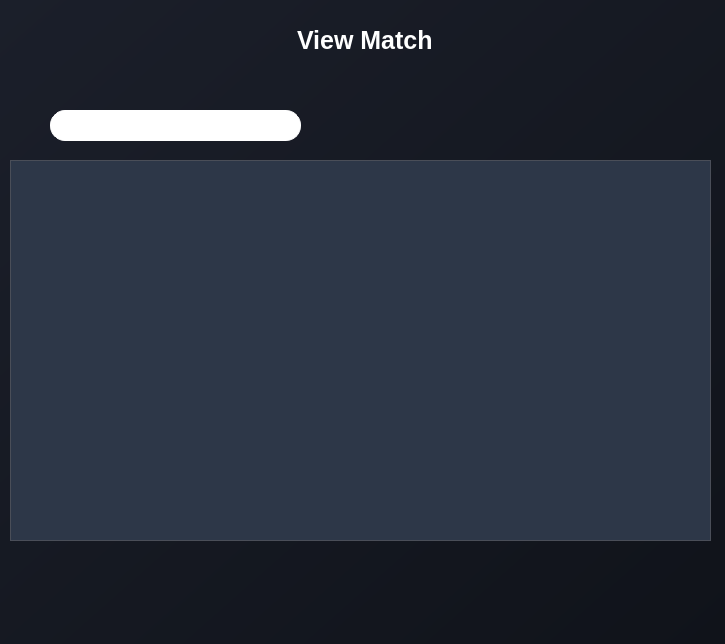
The window that userui/displaymatch_coach.ui (Azer-khadhraoui/ALDAWRY-FOOTBALL) describes before a commit, drawn with Qt 5.
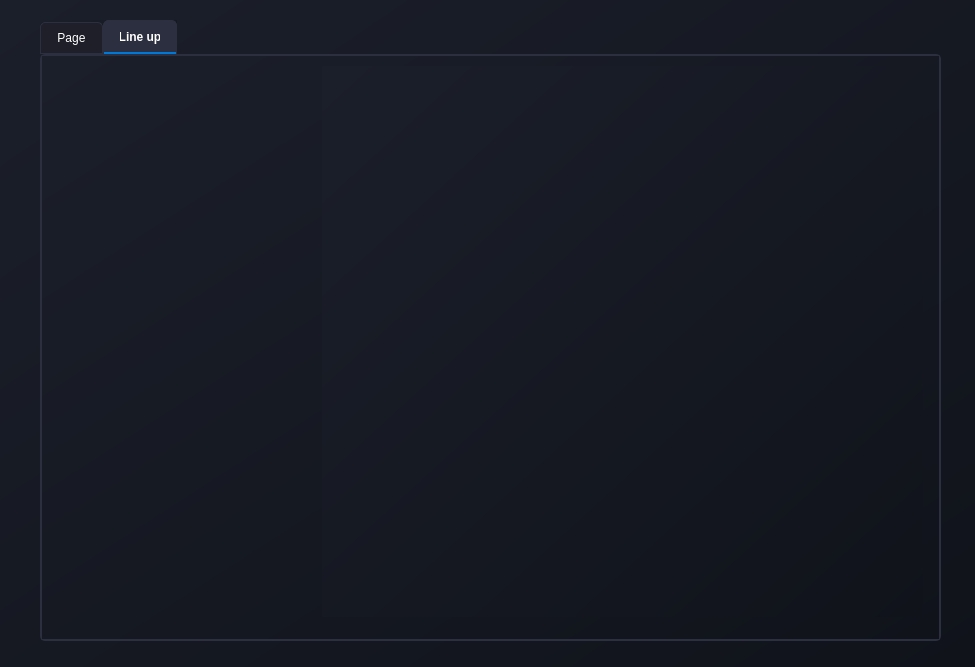
The same window after the commit. Icons and pictures are not drawn.

Diff of the .ui file:
```diff
--- a/userui/displaymatch_coach.ui
+++ b/userui/displaymatch_coach.ui
@@ -6,8 +6,8 @@
    <rect>
     <x>0</x>
     <y>0</y>
-    <width>725</width>
-    <height>644</height>
+    <width>975</width>
+    <height>667</height>
    </rect>
   </property>
   <property name="windowTitle">
@@ -16,65 +16,69 @@
   <property name="styleSheet">
    <string notr="true">background: qlineargradient(x1:0, y1:0, x2:1, y2:1, stop:0 #1b1f2a, stop:1 #10131a);</string>
   </property>
-  <widget class="QLineEdit" name="search">
+  <widget class="QTabWidget" name="tabWidget">
    <property name="geometry">
     <rect>
-     <x>50</x>
-     <y>110</y>
-     <width>251</width>
-     <height>31</height>
-    </rect>
-   </property>
-   <property name="styleSheet">
-    <string notr="true">background-color: rgb(255, 255, 255);
-    border: 1px solid white; /* Subtle blue-gray border */
-    border-radius: 15px;
-color: rgb(24, 24, 24);
-</string>
-   </property>
-  </widget>
-  <widget class="QLabel" name="label_3">
-   <property name="geometry">
-    <rect>
-     <x>280</x>
+     <x>40</x>
      <y>20</y>
-     <width>181</width>
-     <height>41</height>
+     <width>901</width>
+     <height>621</height>
     </rect>
    </property>
-   <property name="font">
-    <font>
-     <pointsize>-1</pointsize>
-     <bold>true</bold>
-    </font>
+   <property name="layoutDirection">
+    <enum>Qt::LayoutDirection::LeftToRight</enum>
    </property>
    <property name="styleSheet">
-    <string notr="true">/* Style for the Adjust Team title label */
-QLabel#label_3 {
-    background-color: transparent; /* Dark background matching the app */
-    color: #FFFFFF; /* White text for contrast */
-    font-size: 25px; /* Larger font for title emphasis */
-    font-weight: bold; /* Bold for a strong title appearance */
+    <string notr="true">QTabWidget::pane {
+    border: 2px solid #2c2f3f;
+    background: #1e1f29;
+    border-radius: 5px;
+}
 
+QTabBar::tab {
+    background: #1e1f29;
+    color: #ffffff;
+    padding: 8px 16px;
+    border: 1px solid #2c2f3f;
+    border-top-left-radius: 5px;
+    border-top-right-radius: 5px;
+}
 
-    padding: 5px 10px; /* Padding for a balanced look */
-}</string>
+QTabBar::tab:selected {
+    background: #2c2f3f;
+    color: #ffffff;
+    font-weight: bold;
+    border-bottom: 2px solid #0078d7;
+}
+
+QTabBar::tab:hover {
+    background: #323546;
+    color: #ffffff;
+}
+
+QTabBar::tab:!selected {
+    margin-top: 2px;
+}
+</string>
    </property>
-   <property name="text">
-    <string>View Match</string>
+   <property name="currentIndex">
+    <number>1</number>
    </property>
-  </widget>
-  <widget class="QTableView" name="allmatches">
-   <property name="geometry">
-    <rect>
-     <x>10</x>
-     <y>160</y>
-     <width>701</width>
-     <height>381</height>
-    </rect>
-   </property>
-   <property name="styleSheet">
-    <string notr="true">/* Style for the tableWidget */
+   <widget class="QWidget" name="tab">
+    <attribute name="title">
+     <string>Page</string>
+    </attribute>
+    <widget class="QTableView" name="allmatches">
+     <property name="geometry">
+      <rect>
+       <x>70</x>
+       <y>70</y>
+       <width>701</width>
+       <height>381</height>
+      </rect>
+     </property>
+     <property name="styleSheet">
+      <string notr="true">/* Style for the tableWidget */
 QTableView {
     background-color: #2D3748; /* Dark background matching the app */
     color: #FFFFFF; /* White text for readability */
@@ -116,7 +120,116 @@
     background-color: #4A4E58; /* Same as hover to avoid clashing */
     color: #FFFFFF; /* Keep text white */
 }</string>
-   </property>
+     </property>
+    </widget>
+    <widget class="QLineEdit" name="search">
+     <property name="geometry">
+      <rect>
+       <x>90</x>
+       <y>30</y>
+       <width>251</width>
+       <height>31</height>
+      </rect>
+     </property>
+     <property name="styleSheet">
+      <string notr="true">background-color: rgb(255, 255, 255);
+    border: 1px solid white; /* Subtle blue-gray border */
+    border-radius: 15px;
+color: rgb(24, 24, 24);
+</string>
+     </property>
+    </widget>
+    <widget class="QLabel" name="label_3">
+     <property name="geometry">
+      <rect>
+       <x>370</x>
+       <y>10</y>
+       <width>181</width>
+       <height>41</height>
+      </rect>
+     </property>
+     <property name="font">
+      <font>
+       <pointsize>-1</pointsize>
+       <bold>true</bold>
+      </font>
+     </property>
+     <property name="styleSheet">
+      <string notr="true">/* Style for the Adjust Team title label */
+QLabel#label_3 {
+    background-color: transparent; /* Dark background matching the app */
+    color: #FFFFFF; /* White text for contrast */
+    font-size: 25px; /* Larger font for title emphasis */
+    font-weight: bold; /* Bold for a strong title appearance */
+
+
+    padding: 5px 10px; /* Padding for a balanced look */
+}</string>
+     </property>
+     <property name="text">
+      <string>View Match</string>
+     </property>
+    </widget>
+   </widget>
+   <widget class="QWidget" name="line_up_widget">
+    <attribute name="title">
+     <string>Line up</string>
+    </attribute>
+    <widget class="QComboBox" name="Line_up">
+     <property name="geometry">
+      <rect>
+       <x>420</x>
+       <y>120</y>
+       <width>231</width>
+       <height>28</height>
+      </rect>
+     </property>
+     <property name="minimumSize">
+      <size>
+       <width>231</width>
+       <height>28</height>
+      </size>
+     </property>
+     <property name="styleSheet">
+      <string notr="true">background-color: #1C1F2A;
+border: 1px solid #2A2D3A;
+border-radius: 5px;
+padding: 5px;
+color: white;
+margin-left: 15px;
+margin-right:15px;</string>
+     </property>
+     <item>
+      <property name="text">
+       <string>4-3-3</string>
+      </property>
+     </item>
+     <item>
+      <property name="text">
+       <string>4-4-2</string>
+      </property>
+     </item>
+    </widget>
+    <widget class="QLabel" name="label_2">
+     <property name="geometry">
+      <rect>
+       <x>280</x>
+       <y>10</y>
+       <width>601</width>
+       <height>551</height>
+      </rect>
+     </property>
+     <property name="text">
+      <string/>
+     </property>
+     <property name="pixmap">
+      <pixmap resource="../images.qrc">:/matchimg/terrainnnn.png</pixmap>
+     </property>
+     <property name="scaledContents">
+      <bool>true</bool>
+     </property>
+    </widget>
+   </widget>
   </widget>
  </widget>
  <resources/>
```
Left out of the diff: 4 changed lines with no effect on the pictures.
